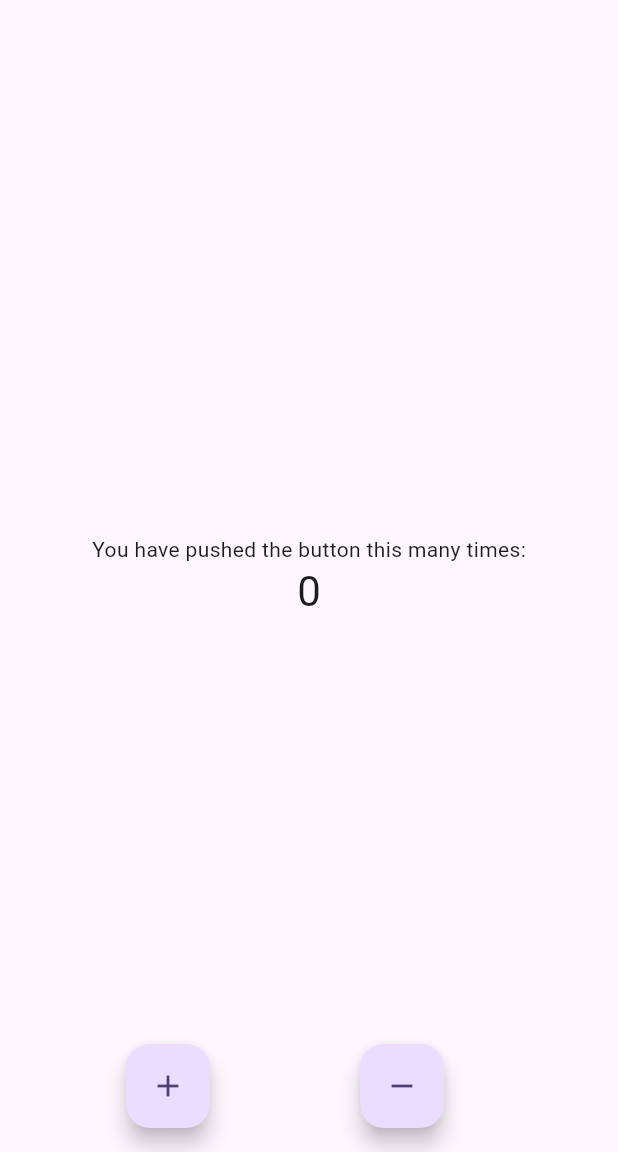
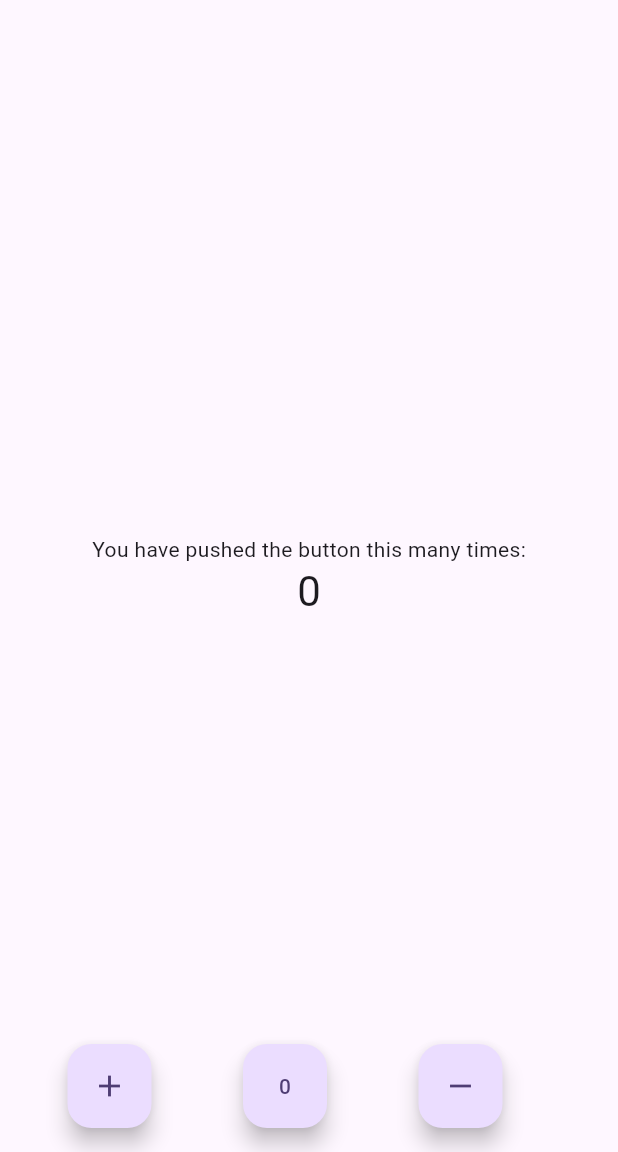
Before and after one commit to vmelia/bloc_demo, a Flutter app: the screen it shows after launch, on a phone screen of 412 x 824 dp, the part 84-1236 px from its top. Run offline on Flutter 3.47's test engine with Material 2 defaults, Android fonts, the phone set to English and light mode, and no system bars.

Commit message:
Added reset button.

```diff
--- a/lib/pages/main_page.dart
+++ b/lib/pages/main_page.dart
@@ -14,6 +14,12 @@ class _MainPageState extends State<MainPage> {
   void _incrementCounter() {
     setState(() {
       _counter++;
+    });
+  }
+
+  void _resetCounter() {
+    setState(() {
+      _counter = 0;
     });
   }
 
@@ -48,6 +54,11 @@ class _MainPageState extends State<MainPage> {
             child: const Icon(Icons.add),
           ),
           FloatingActionButton(
+            onPressed: _resetCounter,
+            tooltip: 'Reset',
+            child: const Text('0'),
+          ),
+          FloatingActionButton(
             onPressed: _decrementCounter,
             tooltip: 'Decrement',
             child: const Icon(Icons.remove),
--- a/pubspec.yaml
+++ b/pubspec.yaml
@@ -9,14 +9,14 @@ environment:
 dependencies:
   flutter:
     sdk: flutter
-
+  flutter_bloc: ^8.1.3
   cupertino_icons: ^1.0.2
 
 dev_dependencies:
   flutter_test:
     sdk: flutter
 
-  flutter_lints: ^2.0.0
+  flutter_lints: ^3.0.1
 
 flutter:
   uses-material-design: true
```
